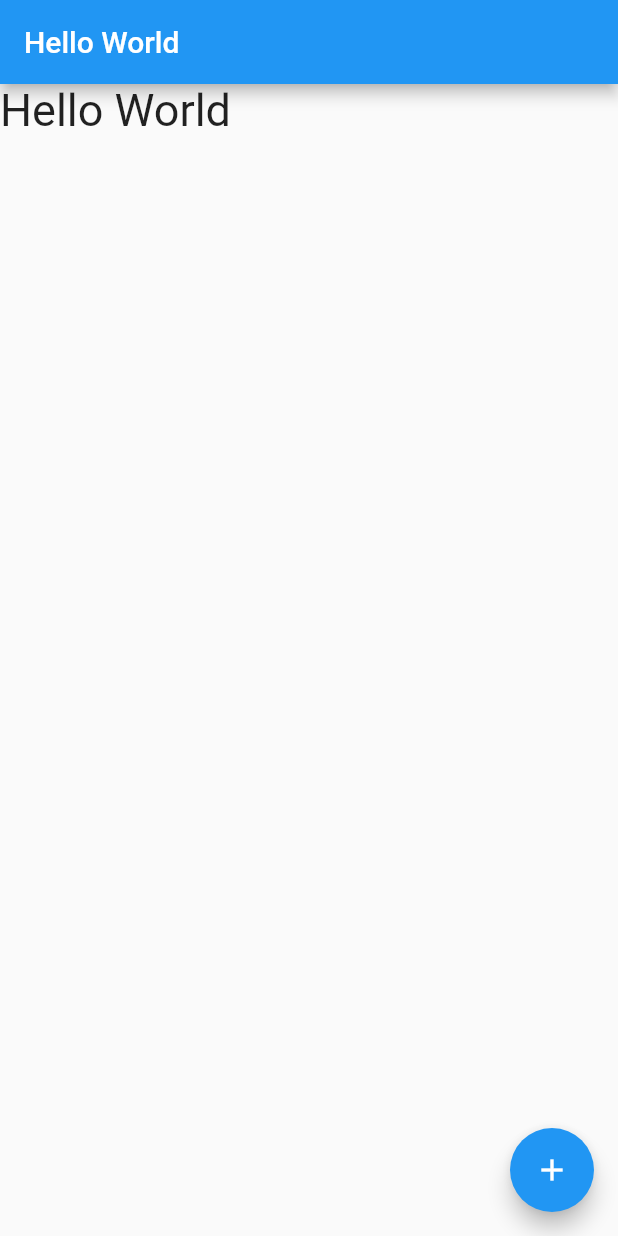
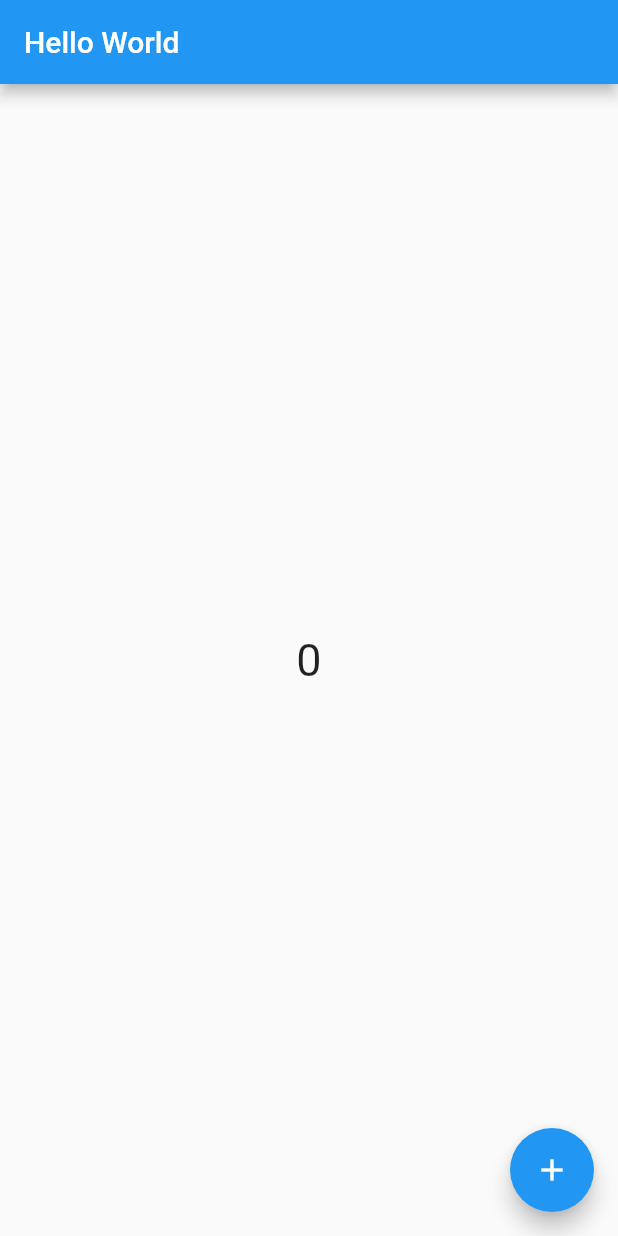
Before and after one commit to Jowooseok/Attendance-program, a Flutter app: the screen it shows after launch, on a phone screen of 412 x 824 dp. Run offline on Flutter 3.47's test engine with Material 2 defaults, Android fonts, the phone set to English and light mode, and no system bars.

Commit message:
위젯 확인 저장

```diff
--- a/lib/main.dart
+++ b/lib/main.dart
@@ -27,6 +27,7 @@ class HelloWooseok extends StatefulWidget {
 
 class _HelloWooseokState extends State<HelloWooseok> {
   String _message = "Hello World";
+  int _counter = 0;
 
   @override
   Widget build(BuildContext context) {
@@ -37,12 +38,21 @@ class _HelloWooseokState extends State<HelloWooseok> {
       appBar: AppBar(
         title: Text(widget.title),
       ),
-        body : Text(_message,  style: TextStyle(fontSize: 30),));
+        body : Center(
+          child: Column(
+            mainAxisAlignment: MainAxisAlignment.center,
+            children: <Widget>[
+            Text('$_counter',  style: TextStyle(fontSize: 30)),
+
+            ],
+          ),
+        ));
   }
 
   void _changeMessage() {
     setState(() {
       _message = "헬로 월드";
+      _counter++;
     });
   }
 }
```
